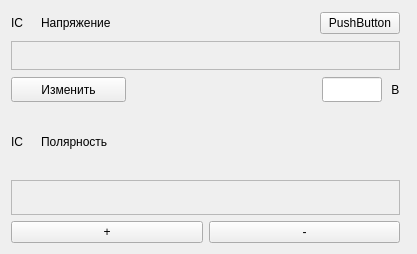
Qt form RSCAN_DOSE/src/widgets/widgetvoltage.ui (niitfa/RSCAN_DOSE_GUI) before a commit.
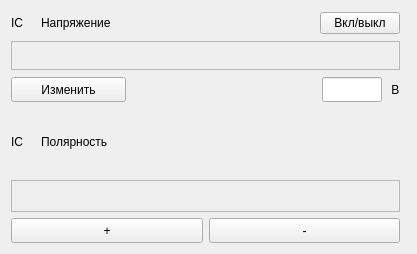
The same form after that commit. Custom widgets are drawn as their Qt base class.

The edit to the form file:
```diff
--- a/RSCAN_DOSE/src/widgets/widgetvoltage.ui
+++ b/RSCAN_DOSE/src/widgets/widgetvoltage.ui
@@ -76,7 +76,7 @@
        <item>
         <widget class="Switch" name="switch_hvEnable">
          <property name="text">
-          <string>PushButton</string>
+          <string>Вкл/выкл</string>
          </property>
         </widget>
        </item>
@@ -245,6 +245,24 @@
           <layout class="QHBoxLayout" name="horizontalLayout_5">
            <item>
             <widget class="QPushButton" name="pushButton_plus">
+             <property name="sizePolicy">
+              <sizepolicy hsizetype="Minimum" vsizetype="Fixed">
+               <horstretch>0</horstretch>
+               <verstretch>25</verstretch>
+              </sizepolicy>
+             </property>
+             <property name="minimumSize">
+              <size>
+               <width>0</width>
+               <height>25</height>
+              </size>
+             </property>
+             <property name="maximumSize">
+              <size>
+               <width>16777215</width>
+               <height>25</height>
+              </size>
+             </property>
              <property name="text">
               <string>+</string>
              </property>
@@ -252,6 +270,24 @@
            </item>
            <item>
             <widget class="QPushButton" name="pushButton_minus">
+             <property name="sizePolicy">
+              <sizepolicy hsizetype="Minimum" vsizetype="Fixed">
+               <horstretch>0</horstretch>
+               <verstretch>25</verstretch>
+              </sizepolicy>
+             </property>
+             <property name="minimumSize">
+              <size>
+               <width>0</width>
+               <height>25</height>
+              </size>
+             </property>
+             <property name="maximumSize">
+              <size>
+               <width>16777215</width>
+               <height>25</height>
+              </size>
+             </property>
              <property name="text">
               <string>-</string>
              </property>
```
